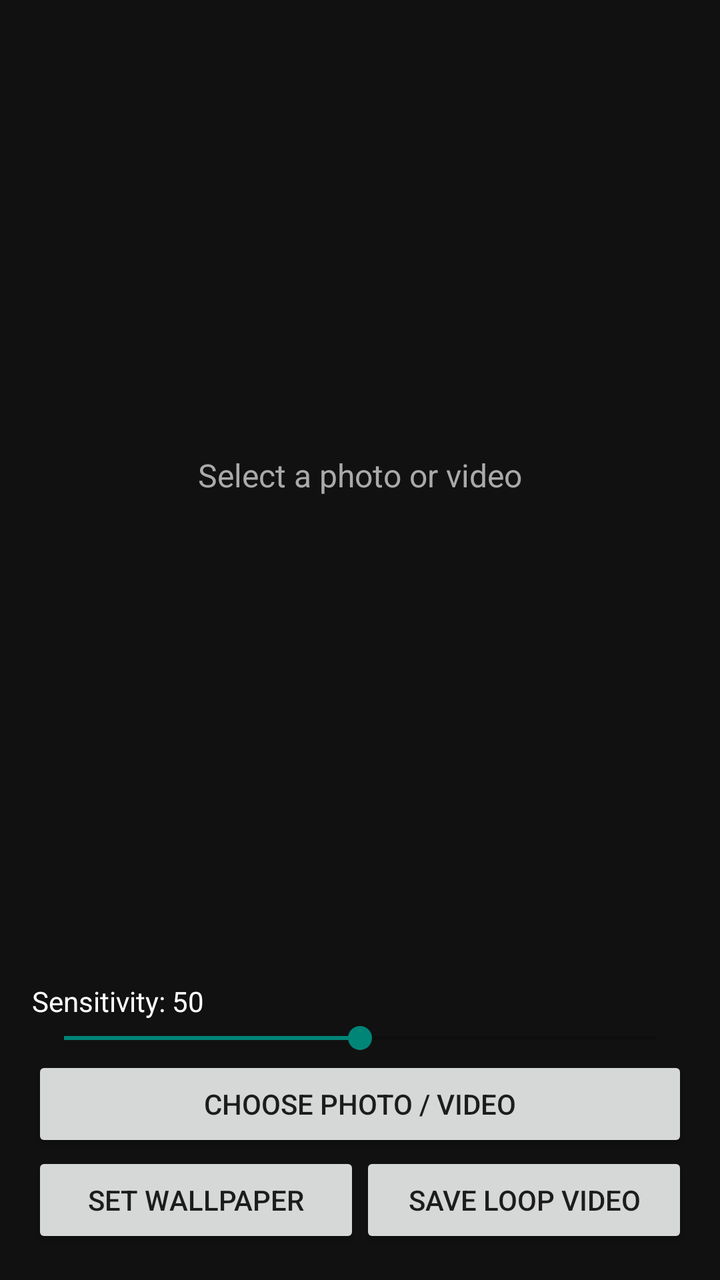
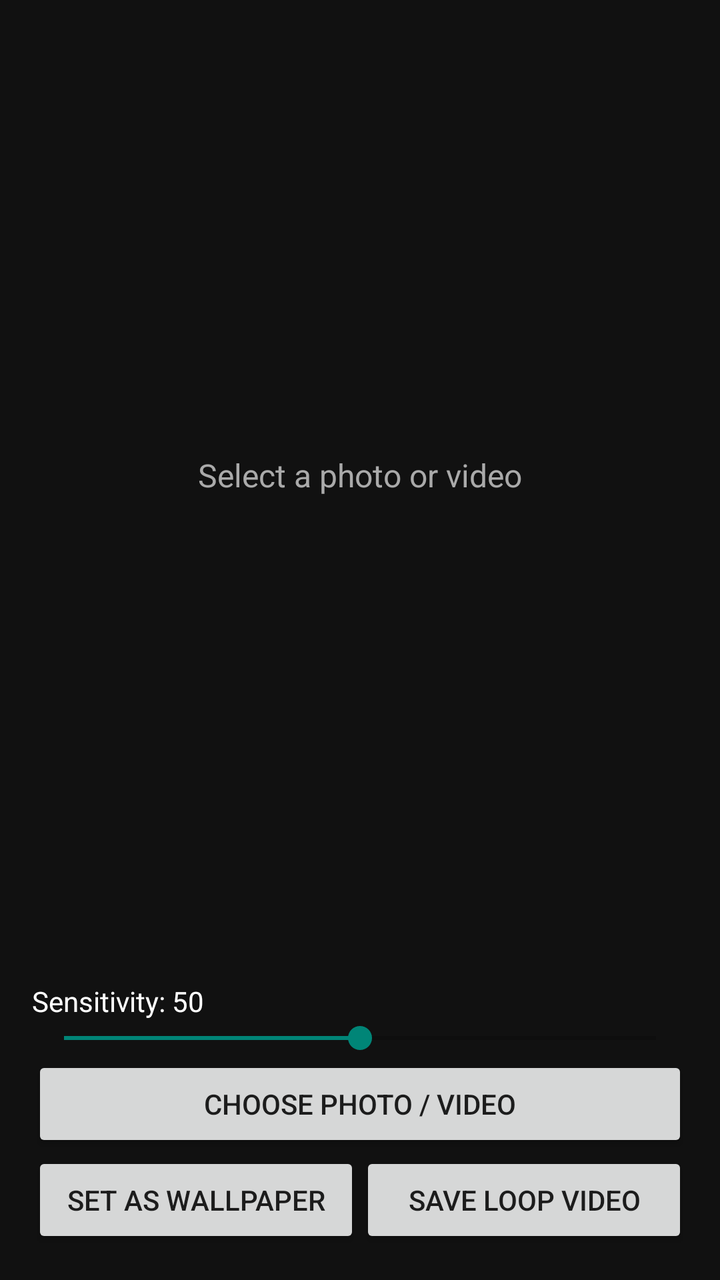

Screens rendered from an Android XML layout before and after an edit, with the pre-edit source and the edit as a unified diff.
<!-- AndroidManifest.xml: application theme android:Theme.Material.Light.NoActionBar -->
<!-- res/layout/activity_main.xml -->
<?xml version="1.0" encoding="utf-8"?>
<LinearLayout xmlns:android="http://schemas.android.com/apk/res/android"
    xmlns:app="http://schemas.android.com/apk/res-auto"
    android:layout_width="match_parent"
    android:layout_height="match_parent"
    android:background="#111111"
    android:orientation="vertical">

    <FrameLayout
        android:id="@+id/stage"
        android:layout_width="match_parent"
        android:layout_height="0dp"
        android:layout_weight="1"
        android:clipChildren="true">

        <FrameLayout
            android:id="@+id/content"
            android:layout_width="match_parent"
            android:layout_height="match_parent">

            <ImageView
                android:id="@+id/imageView"
                android:layout_width="match_parent"
                android:layout_height="match_parent"
                android:scaleType="centerCrop"
                android:visibility="gone" />

            <androidx.media3.ui.PlayerView
                android:id="@+id/playerView"
                android:layout_width="match_parent"
                android:layout_height="match_parent"
                android:visibility="gone"
                app:resize_mode="zoom"
                app:use_controller="false" />
        </FrameLayout>

        <TextView
            android:id="@+id/hint"
            android:layout_width="wrap_content"
            android:layout_height="wrap_content"
            android:layout_gravity="center"
            android:text="Select a photo or video"
            android:textColor="#AAAAAA"
            android:textSize="16sp" />
    </FrameLayout>

    <LinearLayout
        android:layout_width="match_parent"
        android:layout_height="wrap_content"
        android:orientation="vertical"
        android:padding="16dp">

        <TextView
            android:id="@+id/sensLabel"
            android:layout_width="wrap_content"
            android:layout_height="wrap_content"
            android:text="Sensitivity: 50"
            android:textColor="#FFFFFF" />

        <SeekBar
            android:id="@+id/sensSeek"
            android:layout_width="match_parent"
            android:layout_height="wrap_content"
            android:max="100"
            android:progress="50" />

        <Button
            android:id="@+id/pickBtn"
            android:layout_width="match_parent"
            android:layout_height="wrap_content"
            android:text="Choose photo / video" />

        <LinearLayout
            android:layout_width="match_parent"
            android:layout_height="wrap_content"
            android:orientation="horizontal">

            <Button
                android:id="@+id/setBtn"
                android:layout_width="0dp"
                android:layout_height="wrap_content"
                android:layout_weight="1"
                android:text="Set wallpaper" />

            <Button
                android:id="@+id/saveBtn"
                android:layout_width="0dp"
                android:layout_height="wrap_content"
                android:layout_weight="1"
                android:text="Save loop video" />
        </LinearLayout>
    </LinearLayout>
</LinearLayout>
<!-- resources referenced by this layout -->
<resources>

</resources>

<!-- the commit's change to res/layout/activity_main.xml (unified diff, before → after) -->
@@ -31,6 +31,7 @@
                 android:layout_height="match_parent"
                 android:visibility="gone"
                 app:resize_mode="zoom"
+                app:surface_type="texture_view"
                 app:use_controller="false" />
         </FrameLayout>
 
@@ -49,6 +50,15 @@
         android:layout_height="wrap_content"
         android:orientation="vertical"
         android:padding="16dp">
+
+        <TextView
+            android:id="@+id/status"
+            android:layout_width="match_parent"
+            android:layout_height="wrap_content"
+            android:gravity="center"
+            android:padding="4dp"
+            android:textColor="#FFCC00"
+            android:visibility="gone" />
 
         <TextView
             android:id="@+id/sensLabel"
@@ -80,7 +90,7 @@
                 android:layout_width="0dp"
                 android:layout_height="wrap_content"
                 android:layout_weight="1"
-                android:text="Set wallpaper" />
+                android:text="Set as wallpaper" />
 
             <Button
                 android:id="@+id/saveBtn"
